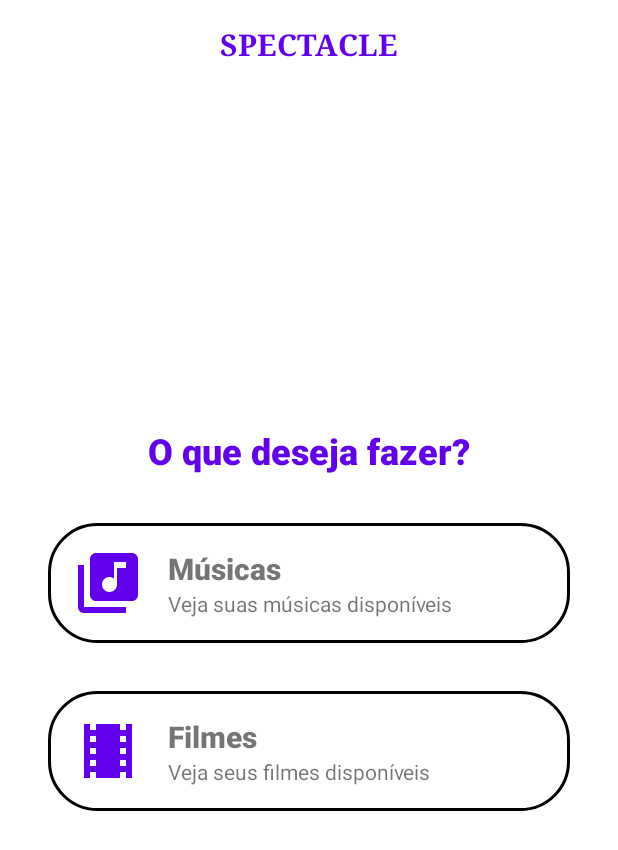
After one commit to pedro-farnetani/spectacle, an Android app: the SpectacleHomeFragment screen opened through its navigation route, on a phone screen of 412 x 824 dp. The commit adds this screen. Shown: the top 850 px of the screen. Run offline under Robolectric (Android 15) with nearby library versions, the phone set to English and light mode, and no system bars; our stand-ins replace Dagger/Hilt's generated code, Firebase (no records; nobody signed in at launch, a user with empty details on screens opened directly).

Commit message:
Criação da tela Home e CustomButton

```diff
--- /dev/null
+++ b/app/src/main/java/com/pedrofarnetani/spectacle/components/CustomButton.kt
@@ -0,0 +1,59 @@
+package com.pedrofarnetani.spectacle.components
+
+import android.content.Context
+import android.content.res.TypedArray
+import android.util.AttributeSet
+import android.util.TypedValue
+import android.widget.FrameLayout
+import androidx.annotation.DrawableRes
+import androidx.appcompat.widget.AppCompatImageView
+import androidx.appcompat.widget.AppCompatTextView
+import androidx.core.view.isVisible
+import com.pedrofarnetani.spectacle.R
+
+internal class CustomButton @JvmOverloads constructor(
+    context: Context,
+    attrs: AttributeSet? = null,
+    defStyle: Int = 0
+) : FrameLayout(context, attrs, defStyle) {
+
+    private val iconImageView by lazy(LazyThreadSafetyMode.NONE) {
+        findViewById<AppCompatImageView>(R.id.iconImageView)
+    }
+    private val titleTextView by lazy(LazyThreadSafetyMode.NONE) {
+        findViewById<AppCompatTextView>(R.id.titleTextView)
+    }
+    private val descriptionTextView by lazy(LazyThreadSafetyMode.NONE) {
+        findViewById<AppCompatTextView>(R.id.descriptionTextView)
+    }
+
+    init {
+        inflate(context, R.layout.custom_button, this)
+
+        context.theme.obtainStyledAttributes(attrs, R.styleable.CustomButton, defStyle, 0)
+            .use { typedAttributes ->
+                setupIcon(typedAttributes)
+                setTitle(typedAttributes.getString(R.styleable.CustomButton_customTitle))
+                setDescription(typedAttributes.getString(R.styleable.CustomButton_customDescription))
+            }
+    }
+
+    private fun setupIcon(attributes: TypedArray) {
+        val iconDrawable = TypedValue()
+        attributes.getValue(R.styleable.CustomButton_customIcon, iconDrawable)
+        setIcon(iconDrawable.resourceId)
+    }
+
+    private fun setIcon(@DrawableRes drawable: Int) {
+        iconImageView.setImageResource(drawable)
+        iconImageView.isVisible = drawable != 0
+    }
+
+    private fun setTitle(title: CharSequence?) {
+        titleTextView.text = title
+    }
+
+    private fun setDescription(description: CharSequence?) {
+        descriptionTextView.text = description
+    }
+}
--- /dev/null
+++ b/app/src/main/java/com/pedrofarnetani/spectacle/extensions/NavControllerExtensions.kt
@@ -0,0 +1,8 @@
+package com.pedrofarnetani.spectacle.extensions
+
+import androidx.navigation.NavController
+import androidx.navigation.NavDirections
+
+internal fun NavController.navigateSafe(direction: NavDirections) {
+    if (currentDestination?.getAction(direction.actionId) != null) navigate(direction)
+}
--- a/app/src/main/java/com/pedrofarnetani/spectacle/view/LoginFragment.kt
+++ b/app/src/main/java/com/pedrofarnetani/spectacle/view/LoginFragment.kt
@@ -12,6 +12,7 @@ import androidx.fragment.app.viewModels
 import androidx.navigation.fragment.findNavController
 import com.pedrofarnetani.spectacle.R
 import com.pedrofarnetani.spectacle.databinding.FragmentLoginBinding
+import com.pedrofarnetani.spectacle.extensions.navigateSafe
 import com.pedrofarnetani.spectacle.extensions.observeActions
 import com.pedrofarnetani.spectacle.extensions.text
 import com.pedrofarnetani.spectacle.viewmodel.LoginViewModel
@@ -72,17 +73,12 @@ internal class LoginFragment : Fragment(R.layout.fragment_login) {
     private fun observeActions() {
         loginViewModel.action.observeActions<LoginFragmentAction>(this) { action ->
             when (action) {
-                LoginFragmentAction.NavigateToHomeScreen -> Toast.makeText(
-                    requireContext(),
-                    "Login com Sucesso",
-                    Toast.LENGTH_LONG
-                ).show()
-                LoginFragmentAction.NavigateToSignupScreen -> {
-                    loginViewModel.clearFields()
-                    findNavController().navigate(
-                        LoginFragmentDirections.actionLoginFragmentToSignUpFragment()
-                    )
-                }
+                LoginFragmentAction.NavigateToHomeScreen -> findNavController().navigateSafe(
+                    LoginFragmentDirections.actionLoginFragmentToSpectacleHomeFragment()
+                )
+                LoginFragmentAction.NavigateToSignupScreen -> findNavController().navigateSafe(
+                    LoginFragmentDirections.actionLoginFragmentToSignUpFragment()
+                )
             }
         }
     }
--- a/app/src/main/java/com/pedrofarnetani/spectacle/view/SignUpFragment.kt
+++ b/app/src/main/java/com/pedrofarnetani/spectacle/view/SignUpFragment.kt
@@ -9,8 +9,10 @@ import androidx.core.view.isVisible
 import androidx.core.widget.addTextChangedListener
 import androidx.fragment.app.Fragment
 import androidx.fragment.app.viewModels
+import androidx.navigation.fragment.findNavController
 import com.pedrofarnetani.spectacle.R
 import com.pedrofarnetani.spectacle.databinding.FragmentSignUpBinding
+import com.pedrofarnetani.spectacle.extensions.navigateSafe
 import com.pedrofarnetani.spectacle.extensions.observeActions
 import com.pedrofarnetani.spectacle.extensions.text
 import com.pedrofarnetani.spectacle.viewmodel.LoginViewModel
@@ -73,13 +75,10 @@ internal class SignUpFragment : Fragment(R.layout.fragment_sign_up) {
     private fun observeActions() {
         loginViewModel.action.observeActions<SignUpFragmentAction>(this) { action ->
             when(action) {
-                SignUpFragmentAction.NavigateToHomeScreen -> Toast.makeText(requireContext(), "Usuário cadastrado com sucesso", Toast.LENGTH_LONG).show()
+                SignUpFragmentAction.NavigateToHomeScreen -> findNavController().navigateSafe(
+                    SignUpFragmentDirections.actionSignUpFragmentToSpectacleHomeFragment()
+                )
             }
         }
     }
-
-    override fun onDestroy() {
-        loginViewModel.clearFields()
-        super.onDestroy()
-    }
 }
--- /dev/null
+++ b/app/src/main/java/com/pedrofarnetani/spectacle/view/SpectacleHomeFragment.kt
@@ -0,0 +1,7 @@
+package com.pedrofarnetani.spectacle.view
+
+import androidx.fragment.app.Fragment
+import com.pedrofarnetani.spectacle.R
+
+internal class SpectacleHomeFragment : Fragment(R.layout.fragment_spectacle_home) {
+}
--- a/app/src/main/java/com/pedrofarnetani/spectacle/viewmodel/LoginViewModel.kt
+++ b/app/src/main/java/com/pedrofarnetani/spectacle/viewmodel/LoginViewModel.kt
@@ -63,8 +63,6 @@ internal class LoginViewModel @Inject constructor(
         }
     }
 
-    fun clearFields() = setState { LoginState() }
-
     private fun setLoading(isLoading: Boolean) = setState { copy(isLoading = isLoading) }
 
     private fun setState(block: LoginState.() -> LoginState) {
--- /dev/null
+++ b/app/src/main/res/anim/slide_in_left.xml
@@ -0,0 +1,5 @@
+<?xml version="1.0" encoding="utf-8"?>
+<translate xmlns:android="http://schemas.android.com/apk/res/android"
+    android:duration="300"
+    android:fromXDelta="-100%p"
+    android:toXDelta="0" />
--- /dev/null
+++ b/app/src/main/res/anim/slide_in_right.xml
@@ -0,0 +1,5 @@
+<?xml version="1.0" encoding="utf-8"?>
+<translate xmlns:android="http://schemas.android.com/apk/res/android"
+    android:duration="300"
+    android:fromXDelta="100%p"
+    android:toXDelta="0" />
--- /dev/null
+++ b/app/src/main/res/anim/slide_out_left.xml
@@ -0,0 +1,5 @@
+<?xml version="1.0" encoding="utf-8"?>
+<translate xmlns:android="http://schemas.android.com/apk/res/android"
+    android:duration="300"
+    android:fromXDelta="0"
+    android:toXDelta="-100%p" />
--- /dev/null
+++ b/app/src/main/res/anim/slide_out_right.xml
@@ -0,0 +1,5 @@
+<?xml version="1.0" encoding="utf-8"?>
+<translate xmlns:android="http://schemas.android.com/apk/res/android"
+    android:duration="300"
+    android:fromXDelta="0"
+    android:toXDelta="100%p" />
--- /dev/null
+++ b/app/src/main/res/drawable/ic_movie.xml
@@ -0,0 +1,5 @@
+<vector android:height="48dp" android:tint="#FF6200EE"
+    android:viewportHeight="24" android:viewportWidth="24"
+    android:width="48dp" xmlns:android="http://schemas.android.com/apk/res/android">
+    <path android:fillColor="@android:color/white" android:pathData="M18,3v2h-2L16,3L8,3v2L6,5L6,3L4,3v18h2v-2h2v2h8v-2h2v2h2L20,3h-2zM8,17L6,17v-2h2v2zM8,13L6,13v-2h2v2zM8,9L6,9L6,7h2v2zM18,17h-2v-2h2v2zM18,13h-2v-2h2v2zM18,9h-2L16,7h2v2z"/>
+</vector>
--- /dev/null
+++ b/app/src/main/res/drawable/ic_music.xml
@@ -0,0 +1,5 @@
+<vector android:height="48dp" android:tint="#FF6200EE"
+    android:viewportHeight="24" android:viewportWidth="24"
+    android:width="48dp" xmlns:android="http://schemas.android.com/apk/res/android">
+    <path android:fillColor="@android:color/white" android:pathData="M20,2L8,2c-1.1,0 -2,0.9 -2,2v12c0,1.1 0.9,2 2,2h12c1.1,0 2,-0.9 2,-2L22,4c0,-1.1 -0.9,-2 -2,-2zM18,7h-3v5.5c0,1.38 -1.12,2.5 -2.5,2.5S10,13.88 10,12.5s1.12,-2.5 2.5,-2.5c0.57,0 1.08,0.19 1.5,0.51L14,5h4v2zM4,6L2,6v14c0,1.1 0.9,2 2,2h14v-2L4,20L4,6z"/>
+</vector>
--- a/app/src/main/res/drawable/rounded_button.xml
+++ b/app/src/main/res/drawable/rounded_custom_button.xml
@@ -2,6 +2,8 @@
 <shape xmlns:android="http://schemas.android.com/apk/res/android"
     android:shape="rectangle">
 
-    <solid android:color="@color/purple_500" />
-    <corners android:radius="16dp" />
+    <corners android:radius="32dp" />
+    <stroke
+        android:width="2dp"
+        android:color="@color/black" />
 </shape>
--- /dev/null
+++ b/app/src/main/res/layout/custom_button.xml
@@ -0,0 +1,41 @@
+<?xml version="1.0" encoding="utf-8"?>
+<androidx.constraintlayout.widget.ConstraintLayout xmlns:android="http://schemas.android.com/apk/res/android"
+    xmlns:app="http://schemas.android.com/apk/res-auto"
+    xmlns:tools="http://schemas.android.com/tools"
+    android:layout_width="match_parent"
+    android:layout_height="wrap_content"
+    android:layout_margin="16dp">
+
+    <androidx.appcompat.widget.AppCompatImageView
+        android:id="@+id/iconImageView"
+        android:layout_width="wrap_content"
+        android:layout_height="wrap_content"
+        app:layout_constraintBottom_toBottomOf="parent"
+        app:layout_constraintStart_toStartOf="parent"
+        app:layout_constraintTop_toTopOf="parent"
+        tools:srcCompat="@drawable/ic_movie" />
+
+    <androidx.appcompat.widget.AppCompatTextView
+        android:id="@+id/titleTextView"
+        android:layout_width="wrap_content"
+        android:layout_height="wrap_content"
+        android:layout_marginStart="16dp"
+        android:fontFamily="sans-serif-black"
+        android:textSize="20sp"
+        app:layout_constraintBottom_toTopOf="@id/descriptionTextView"
+        app:layout_constraintStart_toEndOf="@id/iconImageView"
+        app:layout_constraintTop_toTopOf="parent"
+        app:layout_constraintVertical_chainStyle="packed"
+        tools:text="@string/movies" />
+
+    <androidx.appcompat.widget.AppCompatTextView
+        android:id="@+id/descriptionTextView"
+        android:layout_width="wrap_content"
+        android:layout_height="wrap_content"
+        android:layout_marginStart="16dp"
+        app:layout_constraintBottom_toBottomOf="parent"
+        app:layout_constraintStart_toEndOf="@id/iconImageView"
+        app:layout_constraintTop_toBottomOf="@id/titleTextView"
+        tools:text="@string/movies_description" />
+
+</androidx.constraintlayout.widget.ConstraintLayout>
--- /dev/null
+++ b/app/src/main/res/layout/fragment_spectacle_home.xml
@@ -0,0 +1,73 @@
+<?xml version="1.0" encoding="utf-8"?>
+<androidx.constraintlayout.widget.ConstraintLayout xmlns:android="http://schemas.android.com/apk/res/android"
+    xmlns:app="http://schemas.android.com/apk/res-auto"
+    xmlns:tools="http://schemas.android.com/tools"
+    android:layout_width="match_parent"
+    android:layout_height="match_parent"
+    tools:context=".view.SpectacleHomeFragment">
+
+    <androidx.appcompat.widget.AppCompatTextView
+        android:id="@+id/titleTextView"
+        android:layout_width="wrap_content"
+        android:layout_height="wrap_content"
+        android:layout_margin="16dp"
+        android:fontFamily="serif"
+        android:text="@string/app_name"
+        android:textAllCaps="true"
+        android:textColor="@color/purple_500"
+        android:textSize="20sp"
+        android:textStyle="bold"
+        app:layout_constraintEnd_toEndOf="parent"
+        app:layout_constraintStart_toStartOf="parent"
+        app:layout_constraintTop_toTopOf="parent" />
+
+    <androidx.appcompat.widget.AppCompatTextView
+        android:id="@+id/whatToDoTextView"
+        android:layout_width="wrap_content"
+        android:layout_height="wrap_content"
+        android:fontFamily="sans-serif-black"
+        android:text="@string/what_to_do"
+        android:textColor="@color/purple_500"
+        android:textSize="24sp"
+        android:textStyle="bold"
+        app:layout_constraintBottom_toTopOf="@id/musicCustomButton"
+        app:layout_constraintEnd_toEndOf="parent"
+        app:layout_constraintStart_toStartOf="parent"
+        app:layout_constraintTop_toTopOf="parent"
+        app:layout_constraintVertical_chainStyle="packed" />
+
+    <com.pedrofarnetani.spectacle.components.CustomButton
+        android:id="@+id/musicCustomButton"
+        android:layout_width="match_parent"
+        android:layout_height="wrap_content"
+        android:layout_marginHorizontal="32dp"
+        android:layout_marginTop="32dp"
+        android:background="@drawable/rounded_custom_button"
+        android:clickable="true"
+        android:focusable="true"
+        app:customDescription="@string/musics_description"
+        app:customIcon="@drawable/ic_music"
+        app:customTitle="@string/musics"
+        app:layout_constraintBottom_toTopOf="@id/movieCustomButton"
+        app:layout_constraintEnd_toEndOf="parent"
+        app:layout_constraintStart_toStartOf="parent"
+        app:layout_constraintTop_toBottomOf="@id/whatToDoTextView" />
+
+    <com.pedrofarnetani.spectacle.components.CustomButton
+        android:id="@+id/movieCustomButton"
+        android:layout_width="match_parent"
+        android:layout_height="wrap_content"
+        android:layout_marginHorizontal="32dp"
+        android:layout_marginTop="32dp"
+        android:background="@drawable/rounded_custom_button"
+        android:clickable="true"
+        android:focusable="true"
+        app:customDescription="@string/movies_description"
+        app:customIcon="@drawable/ic_movie"
+        app:customTitle="@string/movies"
+        app:layout_constraintBottom_toBottomOf="parent"
+        app:layout_constraintEnd_toEndOf="parent"
+        app:layout_constraintStart_toStartOf="parent"
+        app:layout_constraintTop_toBottomOf="@id/musicCustomButton" />
+
+</androidx.constraintlayout.widget.ConstraintLayout>
--- a/app/src/main/res/navigation/nav_graph.xml
+++ b/app/src/main/res/navigation/nav_graph.xml
@@ -2,22 +2,51 @@
 <navigation xmlns:android="http://schemas.android.com/apk/res/android"
     xmlns:app="http://schemas.android.com/apk/res-auto"
     xmlns:tools="http://schemas.android.com/tools"
-    android:id="@+id/login_nav_graph"
+    android:id="@+id/nav_graph"
     app:startDestination="@id/loginFragment">
 
     <fragment
         android:id="@+id/loginFragment"
         android:name="com.pedrofarnetani.spectacle.view.LoginFragment"
         android:label="fragment_login"
-        tools:layout="@layout/fragment_login" >
+        tools:layout="@layout/fragment_login">
         <action
             android:id="@+id/action_loginFragment_to_signUpFragment"
-            app:destination="@id/signUpFragment" />
+            app:destination="@id/signUpFragment"
+            app:enterAnim="@anim/slide_in_right"
+            app:exitAnim="@anim/slide_out_left"
+            app:popEnterAnim="@anim/slide_in_left"
+            app:popExitAnim="@anim/slide_out_right" />
+        <action
+            android:id="@+id/action_loginFragment_to_spectacleHomeFragment"
+            app:destination="@id/spectacleHomeFragment"
+            app:enterAnim="@anim/slide_in_right"
+            app:exitAnim="@anim/slide_out_left"
+            app:popEnterAnim="@anim/slide_in_left"
+            app:popExitAnim="@anim/slide_out_right"
+            app:popUpTo="@id/nav_graph"
+            app:popUpToInclusive="true" />
     </fragment>
 
     <fragment
         android:id="@+id/signUpFragment"
         android:name="com.pedrofarnetani.spectacle.view.SignUpFragment"
         android:label="fragment_sign_up"
-        tools:layout="@layout/fragment_sign_up" />
+        tools:layout="@layout/fragment_sign_up">
+        <action
+            android:id="@+id/action_signUpFragment_to_spectacleHomeFragment"
+            app:destination="@id/spectacleHomeFragment"
+            app:enterAnim="@anim/slide_in_right"
+            app:exitAnim="@anim/slide_out_left"
+            app:popEnterAnim="@anim/slide_in_left"
+            app:popExitAnim="@anim/slide_out_right"
+            app:popUpTo="@id/nav_graph"
+            app:popUpToInclusive="true" />
+    </fragment>
+
+    <fragment
+        android:id="@+id/spectacleHomeFragment"
+        android:name="com.pedrofarnetani.spectacle.view.SpectacleHomeFragment"
+        android:label="fragment_spectacle_home"
+        tools:layout="@layout/fragment_spectacle_home" />
 </navigation>
--- /dev/null
+++ b/app/src/main/res/values/attrs.xml
@@ -0,0 +1,8 @@
+<?xml version="1.0" encoding="utf-8"?>
+<resources>
+    <declare-styleable name="CustomButton">
+        <attr name="customIcon" format="reference"/>
+        <attr name="customTitle" format="string"/>
+        <attr name="customDescription" format="string"/>
+    </declare-styleable>
+</resources>
--- a/app/src/main/res/values/strings.xml
+++ b/app/src/main/res/values/strings.xml
@@ -8,4 +8,9 @@
     <string name="name">Nome</string>
     <string name="invalid_user">Não foi possível fazer o login. Verifique e-mail e senha.</string>
     <string name="signup_error">Não foi possível cadastrar o usuário.</string>
+    <string name="what_to_do">O que deseja fazer?</string>
+    <string name="musics">Músicas</string>
+    <string name="musics_description">Veja suas músicas disponíveis</string>
+    <string name="movies">Filmes</string>
+    <string name="movies_description">Veja seus filmes disponíveis</string>
 </resources>
--- a/app/src/main/res/values/themes.xml
+++ b/app/src/main/res/values/themes.xml
@@ -1,6 +1,6 @@
 <resources xmlns:tools="http://schemas.android.com/tools">
     <!-- Base application theme. -->
-    <style name="Theme.Spectacle" parent="Theme.MaterialComponents.DayNight.DarkActionBar">
+    <style name="Theme.Spectacle" parent="Theme.MaterialComponents.Light.NoActionBar">
         <!-- Primary brand color. -->
         <item name="colorPrimary">@color/purple_500</item>
         <item name="colorPrimaryVariant">@color/purple_700</item>
```
